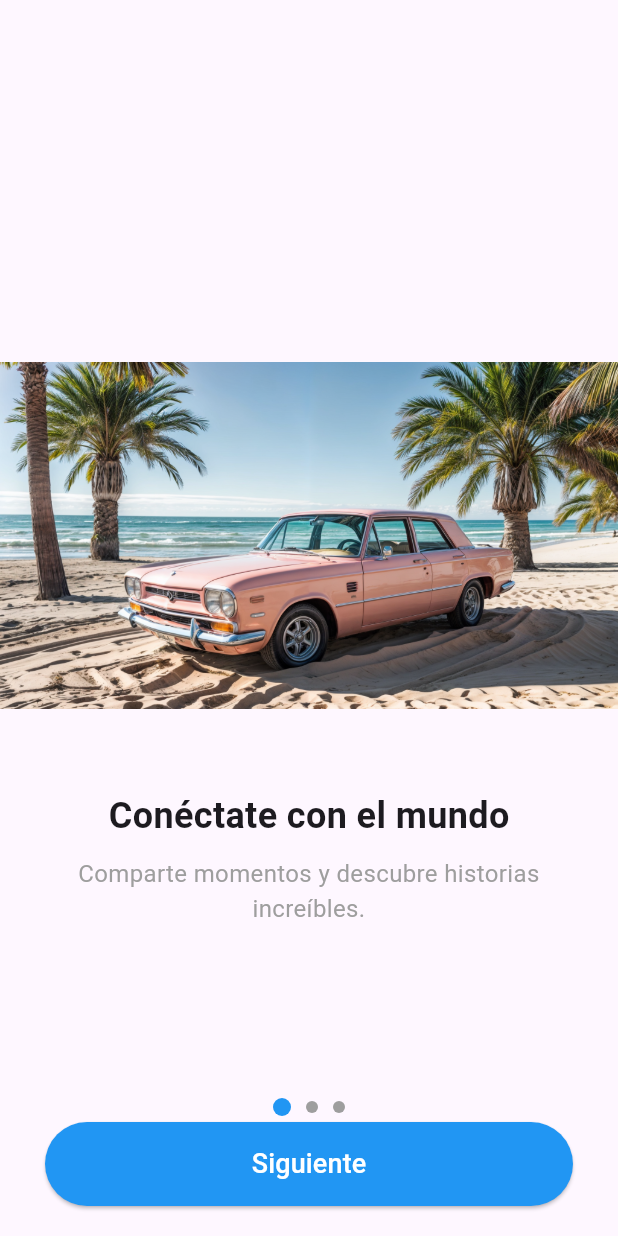
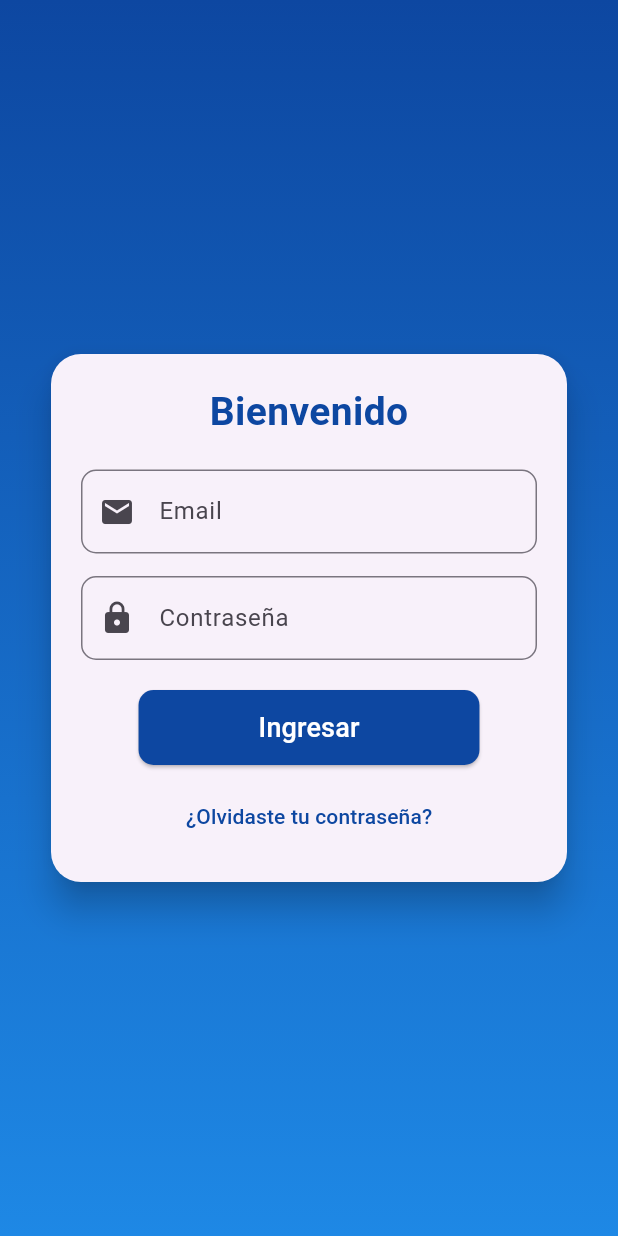
Before and after one commit to No-Country-simulation/equipo-c24-76-ft-mobile, a Flutter app: the screen it shows after launch, after a tap on "Siguiente", on a phone screen of 412 x 824 dp. Run offline on Flutter 3.47's test engine with Material 3 defaults, Android fonts, the phone set to English and light mode, and no system bars; our stand-ins replace firebase_auth, google_sign_in, image_picker; missing offline and left inert: flutter_facebook_auth; accounts and stored records are empty; network calls fail.

Commit message:
varias pages

```diff
--- a/mobile/lib/screens/login_screen.dart
+++ b/mobile/lib/screens/login_screen.dart
@@ -0,0 +1,139 @@
+import 'package:flutter/material.dart';
+
+class LoginScreen extends StatefulWidget {
+  @override
+  _LoginScreenState createState() => _LoginScreenState();
+}
+
+class _LoginScreenState extends State<LoginScreen> {
+  final _emailController = TextEditingController();
+  final _passwordController = TextEditingController();
+  bool _isLoading = false;
+
+  final _formKey = GlobalKey<FormState>();
+
+  void _login() {
+    if (_formKey.currentState!.validate()) {
+      setState(() {
+        _isLoading = true;
+      });
+
+      Future.delayed(Duration(seconds: 2), () {
+        setState(() {
+          _isLoading = false;
+        });
+
+        Navigator.pushReplacementNamed(context, '/home');
+      });
+    }
+  }
+
+  @override
+  Widget build(BuildContext context) {
+    return Scaffold(
+      body: Container(
+        decoration: BoxDecoration(
+          gradient: LinearGradient(
+            colors: [Colors.blue.shade900, Colors.blue.shade600],
+            begin: Alignment.topCenter,
+            end: Alignment.bottomCenter,
+          ),
+        ),
+        child: Center(
+          child: SingleChildScrollView(
+            child: Padding(
+              padding: EdgeInsets.all(30),
+              child: Card(
+                shape: RoundedRectangleBorder(
+                  borderRadius: BorderRadius.circular(20),
+                ),
+                elevation: 10,
+                child: Padding(
+                  padding: EdgeInsets.all(20),
+                  child: Form(
+                    key: _formKey,
+                    child: Column(
+                      mainAxisSize: MainAxisSize.min,
+                      children: [
+                        Text(
+                          "Bienvenido",
+                          style: TextStyle(
+                            fontSize: 26,
+                            fontWeight: FontWeight.bold,
+                            color: Colors.blue.shade900,
+                          ),
+                        ),
+                        SizedBox(height: 20),
+                        TextFormField(
+                          controller: _emailController,
+                          decoration: InputDecoration(
+                            labelText: "Email",
+                            prefixIcon: Icon(Icons.email),
+                            border: OutlineInputBorder(
+                              borderRadius: BorderRadius.circular(10),
+                            ),
+                          ),
+                          keyboardType: TextInputType.emailAddress,
+                          validator: (value) {
+                            if (value!.isEmpty) return "Ingrese su email";
+                            return null;
+                          },
+                        ),
+                        SizedBox(height: 15),
+                        TextFormField(
+                          controller: _passwordController,
+                          decoration: InputDecoration(
+                            labelText: "Contraseña",
+                            prefixIcon: Icon(Icons.lock),
+                            border: OutlineInputBorder(
+                              borderRadius: BorderRadius.circular(10),
+                            ),
+                          ),
+                          obscureText: true,
+                          validator: (value) {
+                            if (value!.isEmpty) return "Ingrese su contraseña";
+                            if (value.length < 6) return "Mínimo 6 caracteres";
+                            return null;
+                          },
+                        ),
+                        SizedBox(height: 20),
+                        _isLoading
+                            ? CircularProgressIndicator()
+                            : ElevatedButton(
+                                onPressed: _login,
+                                style: ElevatedButton.styleFrom(
+                                  backgroundColor: Colors.blue.shade900,
+                                  shape: RoundedRectangleBorder(
+                                    borderRadius: BorderRadius.circular(10),
+                                  ),
+                                  padding: EdgeInsets.symmetric(
+                                      vertical: 12, horizontal: 80),
+                                ),
+                                child: Text(
+                                  "Ingresar",
+                                  style: TextStyle(
+                                    fontSize: 18,
+                                    color: Colors.white,
+                                  ),
+                                ),
+                              ),
+                        SizedBox(height: 10),
+                        TextButton(
+                          onPressed: () {},
+                          child: Text(
+                            "¿Olvidaste tu contraseña?",
+                            style: TextStyle(color: Colors.blue.shade900),
+                          ),
+                        ),
+                      ],
+                    ),
+                  ),
+                ),
+              ),
+            ),
+          ),
+        ),
+      ),
+    );
+  }
+}
```
Also changed, not shown: mobile/lib/main.dart (+66 -22 lines), mobile/lib/models/post.dart (added, +35 -0 lines), mobile/lib/models/user.dart (added, +28 -0 lines), mobile/lib/screens/home_screen.dart (added, +135 -0 lines), mobile/lib/screens/notifications_screen.dart (added, +29 -0 lines), mobile/lib/screens/post_screen.dart (added, +80 -0 lines), mobile/lib/screens/profile_screen.dart (added, +91 -0 lines), mobile/lib/screens/search_screen.dart (added, +43 -0 lines), mobile/lib/services/auth_service.dart (added, +63 -0 lines), mobile/pubspec.yaml (+7 -0 lines), mobile/pubspec.lock, 5 other files.
